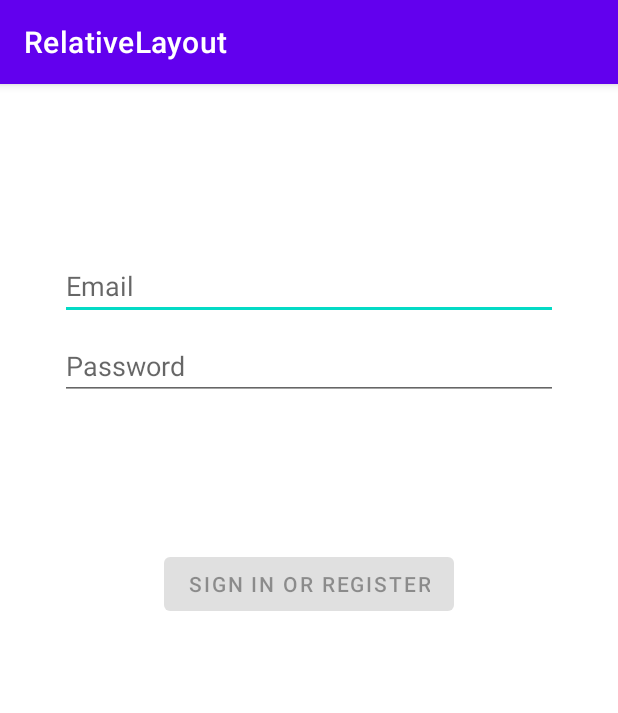
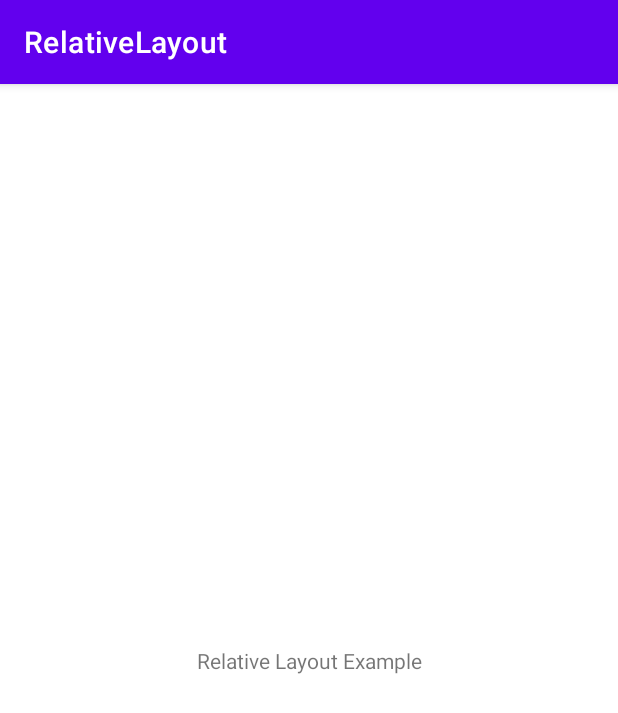
Before and after one commit to VinayTShetty/2021_Android_Design_RelativeLayout, an Android app: the screen it shows after launch (LoginActivity before the commit, MainActivity after it), on a phone screen of 412 x 824 dp. Shown: the top 713 px of the screen. Run offline under Robolectric (Android 15) with nearby library versions, the phone set to English and light mode, and no system bars.

Commit message:
Basic Applicaiton Commit.

```diff
--- a/RelativeLayout/Code/app/build.gradle
+++ b/RelativeLayout/Code/app/build.gradle
@@ -32,10 +32,7 @@ dependencies {
 
     implementation 'androidx.appcompat:appcompat:1.2.0'
     implementation 'com.google.android.material:material:1.3.0'
-    implementation 'androidx.annotation:annotation:1.1.0'
     implementation 'androidx.constraintlayout:constraintlayout:2.0.4'
-    implementation 'androidx.lifecycle:lifecycle-livedata-ktx:2.2.0'
-    implementation 'androidx.lifecycle:lifecycle-viewmodel-ktx:2.2.0'
     testImplementation 'junit:junit:4.+'
     androidTestImplementation 'androidx.test.ext:junit:1.1.2'
     androidTestImplementation 'androidx.test.espresso:espresso-core:3.3.0'
--- a/RelativeLayout/Code/app/src/main/AndroidManifest.xml
+++ b/RelativeLayout/Code/app/src/main/AndroidManifest.xml
@@ -9,9 +9,7 @@
         android:roundIcon="@mipmap/ic_launcher_round"
         android:supportsRtl="true"
         android:theme="@style/Theme.RelativeLayout">
-        <activity
-            android:name=".ui.login.LoginActivity"
-            android:label="@string/app_name">
+        <activity android:name=".MainActivity">
             <intent-filter>
                 <action android:name="android.intent.action.MAIN" />
 
--- /dev/null
+++ b/RelativeLayout/Code/app/src/main/java/com/relativelayout/example/MainActivity.java
@@ -0,0 +1,14 @@
+package com.relativelayout.example;
+
+import androidx.appcompat.app.AppCompatActivity;
+
+import android.os.Bundle;
+
+public class MainActivity extends AppCompatActivity {
+
+    @Override
+    protected void onCreate(Bundle savedInstanceState) {
+        super.onCreate(savedInstanceState);
+        setContentView(R.layout.activity_main);
+    }
+}
--- a/RelativeLayout/Code/app/src/main/java/com/relativelayout/example/data/LoginRepository.java
+++ /dev/null
@@ -1,54 +0,0 @@
-package com.relativelayout.example.data;
-
-import com.relativelayout.example.data.model.LoggedInUser;
-
-/**
- * Class that requests authentication and user information from the remote data source and
- * maintains an in-memory cache of login status and user credentials information.
- */
-public class LoginRepository {
-
-    private static volatile LoginRepository instance;
-
-    private LoginDataSource dataSource;
-
-    // If user credentials will be cached in local storage, it is recommended it be encrypted
-    // @see https://developer.android.com/training/articles/keystore
-    private LoggedInUser user = null;
-
-    // private constructor : singleton access
-    private LoginRepository(LoginDataSource dataSource) {
-        this.dataSource = dataSource;
-    }
-
-    public static LoginRepository getInstance(LoginDataSource dataSource) {
-        if (instance == null) {
-            instance = new LoginRepository(dataSource);
-        }
-        return instance;
-    }
-
-    public boolean isLoggedIn() {
-        return user != null;
-    }
-
-    public void logout() {
-        user = null;
-        dataSource.logout();
-    }
-
-    private void setLoggedInUser(LoggedInUser user) {
-        this.user = user;
-        // If user credentials will be cached in local storage, it is recommended it be encrypted
-        // @see https://developer.android.com/training/articles/keystore
-    }
-
-    public Result<LoggedInUser> login(String username, String password) {
-        // handle login
-        Result<LoggedInUser> result = dataSource.login(username, password);
-        if (result instanceof Result.Success) {
-            setLoggedInUser(((Result.Success<LoggedInUser>) result).getData());
-        }
-        return result;
-    }
-}
--- a/RelativeLayout/Code/app/src/main/java/com/relativelayout/example/ui/login/LoginActivity.java
+++ /dev/null
@@ -1,131 +0,0 @@
-package com.relativelayout.example.ui.login;
-
-import android.app.Activity;
-
-import androidx.lifecycle.Observer;
-import androidx.lifecycle.ViewModelProvider;
-
-import android.os.Bundle;
-
-import androidx.annotation.Nullable;
-import androidx.annotation.StringRes;
-import androidx.appcompat.app.AppCompatActivity;
-
-import android.text.Editable;
-import android.text.TextWatcher;
-import android.view.KeyEvent;
-import android.view.View;
-import android.view.inputmethod.EditorInfo;
-import android.widget.Button;
-import android.widget.EditText;
-import android.widget.ProgressBar;
-import android.widget.TextView;
-import android.widget.Toast;
-
-import com.relativelayout.example.R;
-import com.relativelayout.example.ui.login.LoginViewModel;
-import com.relativelayout.example.ui.login.LoginViewModelFactory;
-
-public class LoginActivity extends AppCompatActivity {
-
-    private LoginViewModel loginViewModel;
-
-    @Override
-    public void onCreate(Bundle savedInstanceState) {
-        super.onCreate(savedInstanceState);
-        setContentView(R.layout.activity_login);
-        loginViewModel = new ViewModelProvider(this, new LoginViewModelFactory())
-                .get(LoginViewModel.class);
-
-        final EditText usernameEditText = findViewById(R.id.username);
-        final EditText passwordEditText = findViewById(R.id.password);
-        final Button loginButton = findViewById(R.id.login);
-        final ProgressBar loadingProgressBar = findViewById(R.id.loading);
-
-        loginViewModel.getLoginFormState().observe(this, new Observer<LoginFormState>() {
-            @Override
-            public void onChanged(@Nullable LoginFormState loginFormState) {
-                if (loginFormState == null) {
-                    return;
-                }
-                loginButton.setEnabled(loginFormState.isDataValid());
-                if (loginFormState.getUsernameError() != null) {
-                    usernameEditText.setError(getString(loginFormState.getUsernameError()));
-                }
-                if (loginFormState.getPasswordError() != null) {
-                    passwordEditText.setError(getString(loginFormState.getPasswordError()));
-                }
-            }
-        });
-
-        loginViewModel.getLoginResult().observe(this, new Observer<LoginResult>() {
-            @Override
-            public void onChanged(@Nullable LoginResult loginResult) {
-                if (loginResult == null) {
-                    return;
-                }
-                loadingProgressBar.setVisibility(View.GONE);
-                if (loginResult.getError() != null) {
-                    showLoginFailed(loginResult.getError());
-                }
-                if (loginResult.getSuccess() != null) {
-                    updateUiWithUser(loginResult.getSuccess());
-                }
-                setResult(Activity.RESULT_OK);
-
-                //Complete and destroy login activity once successful
-                finish();
-            }
-        });
-
-        TextWatcher afterTextChangedListener = new TextWatcher() {
-            @Override
-            public void beforeTextChanged(CharSequence s, int start, int count, int after) {
-                // ignore
-            }
-
-            @Override
-            public void onTextChanged(CharSequence s, int start, int before, int count) {
-                // ignore
-            }
-
-            @Override
-            public void afterTextChanged(Editable s) {
-                loginViewModel.loginDataChanged(usernameEditText.getText().toString(),
-                        passwordEditText.getText().toString());
-            }
-        };
-        usernameEditText.addTextChangedListener(afterTextChangedListener);
-        passwordEditText.addTextChangedListener(afterTextChangedListener);
-        passwordEditText.setOnEditorActionListener(new TextView.OnEditorActionListener() {
-
-            @Override
-            public boolean onEditorAction(TextView v, int actionId, KeyEvent event) {
-                if (actionId == EditorInfo.IME_ACTION_DONE) {
-                    loginViewModel.login(usernameEditText.getText().toString(),
-                            passwordEditText.getText().toString());
-                }
-                return false;
-            }
-        });
-
-        loginButton.setOnClickListener(new View.OnClickListener() {
-            @Override
-            public void onClick(View v) {
-                loadingProgressBar.setVisibility(View.VISIBLE);
-                loginViewModel.login(usernameEditText.getText().toString(),
-                        passwordEditText.getText().toString());
-            }
-        });
-    }
-
-    private void updateUiWithUser(LoggedInUserView model) {
-        String welcome = getString(R.string.welcome) + model.getDisplayName();
-        // TODO : initiate successful logged in experience
-        Toast.makeText(getApplicationContext(), welcome, Toast.LENGTH_LONG).show();
-    }
-
-    private void showLoginFailed(@StringRes Integer errorString) {
-        Toast.makeText(getApplicationContext(), errorString, Toast.LENGTH_SHORT).show();
-    }
-}
--- a/RelativeLayout/Code/app/src/main/java/com/relativelayout/example/ui/login/LoginViewModel.java
+++ /dev/null
@@ -1,70 +0,0 @@
-package com.relativelayout.example.ui.login;
-
-import androidx.lifecycle.LiveData;
-import androidx.lifecycle.MutableLiveData;
-import androidx.lifecycle.ViewModel;
-
-import android.util.Patterns;
-
-import com.relativelayout.example.data.LoginRepository;
-import com.relativelayout.example.data.Result;
-import com.relativelayout.example.data.model.LoggedInUser;
-import com.relativelayout.example.R;
-
-public class LoginViewModel extends ViewModel {
-
-    private MutableLiveData<LoginFormState> loginFormState = new MutableLiveData<>();
-    private MutableLiveData<LoginResult> loginResult = new MutableLiveData<>();
-    private LoginRepository loginRepository;
-
-    LoginViewModel(LoginRepository loginRepository) {
-        this.loginRepository = loginRepository;
-    }
-
-    LiveData<LoginFormState> getLoginFormState() {
-        return loginFormState;
-    }
-
-    LiveData<LoginResult> getLoginResult() {
-        return loginResult;
-    }
-
-    public void login(String username, String password) {
-        // can be launched in a separate asynchronous job
-        Result<LoggedInUser> result = loginRepository.login(username, password);
-
-        if (result instanceof Result.Success) {
-            LoggedInUser data = ((Result.Success<LoggedInUser>) result).getData();
-            loginResult.setValue(new LoginResult(new LoggedInUserView(data.getDisplayName())));
-        } else {
-            loginResult.setValue(new LoginResult(R.string.login_failed));
-        }
-    }
-
-    public void loginDataChanged(String username, String password) {
-        if (!isUserNameValid(username)) {
-            loginFormState.setValue(new LoginFormState(R.string.invalid_username, null));
-        } else if (!isPasswordValid(password)) {
-            loginFormState.setValue(new LoginFormState(null, R.string.invalid_password));
-        } else {
-            loginFormState.setValue(new LoginFormState(true));
-        }
-    }
-
-    // A placeholder username validation check
-    private boolean isUserNameValid(String username) {
-        if (username == null) {
-            return false;
-        }
-        if (username.contains("@")) {
-            return Patterns.EMAIL_ADDRESS.matcher(username).matches();
-        } else {
-            return !username.trim().isEmpty();
-        }
-    }
-
-    // A placeholder password validation check
-    private boolean isPasswordValid(String password) {
-        return password != null && password.trim().length() > 5;
-    }
-}
--- a/RelativeLayout/Code/app/src/main/java/com/relativelayout/example/ui/login/LoginViewModelFactory.java
+++ /dev/null
@@ -1,26 +0,0 @@
-package com.relativelayout.example.ui.login;
-
-import androidx.lifecycle.ViewModel;
-import androidx.lifecycle.ViewModelProvider;
-import androidx.annotation.NonNull;
-
-import com.relativelayout.example.data.LoginDataSource;
-import com.relativelayout.example.data.LoginRepository;
-
-/**
- * ViewModel provider factory to instantiate LoginViewModel.
- * Required given LoginViewModel has a non-empty constructor
- */
-public class LoginViewModelFactory implements ViewModelProvider.Factory {
-
-    @NonNull
-    @Override
-    @SuppressWarnings("unchecked")
-    public <T extends ViewModel> T create(@NonNull Class<T> modelClass) {
-        if (modelClass.isAssignableFrom(LoginViewModel.class)) {
-            return (T) new LoginViewModel(LoginRepository.getInstance(new LoginDataSource()));
-        } else {
-            throw new IllegalArgumentException("Unknown ViewModel class");
-        }
-    }
-}
--- a/RelativeLayout/Code/app/src/main/res/layout/activity_login.xml
+++ /dev/null
@@ -1,76 +0,0 @@
-<?xml version="1.0" encoding="utf-8"?>
-<androidx.constraintlayout.widget.ConstraintLayout xmlns:android="http://schemas.android.com/apk/res/android"
-    xmlns:app="http://schemas.android.com/apk/res-auto"
-    xmlns:tools="http://schemas.android.com/tools"
-    android:id="@+id/container"
-    android:layout_width="match_parent"
-    android:layout_height="match_parent"
-    android:paddingLeft="@dimen/activity_horizontal_margin"
-    android:paddingTop="@dimen/activity_vertical_margin"
-    android:paddingRight="@dimen/activity_horizontal_margin"
-    android:paddingBottom="@dimen/activity_vertical_margin"
-    tools:context=".ui.login.LoginActivity">
-
-    <EditText
-        android:id="@+id/username"
-        android:layout_width="0dp"
-        android:layout_height="wrap_content"
-        android:layout_marginStart="24dp"
-        android:layout_marginTop="96dp"
-        android:layout_marginEnd="24dp"
-        android:hint="@string/prompt_email"
-        android:inputType="textEmailAddress"
-        android:selectAllOnFocus="true"
-        app:layout_constraintEnd_toEndOf="parent"
-        app:layout_constraintStart_toStartOf="parent"
-        app:layout_constraintTop_toTopOf="parent" />
-
-    <EditText
-        android:id="@+id/password"
-        android:layout_width="0dp"
-        android:layout_height="wrap_content"
-        android:layout_marginStart="24dp"
-        android:layout_marginTop="8dp"
-        android:layout_marginEnd="24dp"
-        android:hint="@string/prompt_password"
-        android:imeActionLabel="@string/action_sign_in_short"
-        android:imeOptions="actionDone"
-        android:inputType="textPassword"
-        android:selectAllOnFocus="true"
-        app:layout_constraintEnd_toEndOf="parent"
-        app:layout_constraintStart_toStartOf="parent"
-        app:layout_constraintTop_toBottomOf="@+id/username" />
-
-    <Button
-        android:id="@+id/login"
-        android:layout_width="wrap_content"
-        android:layout_height="wrap_content"
-        android:layout_gravity="start"
-        android:layout_marginStart="48dp"
-        android:layout_marginTop="16dp"
-        android:layout_marginEnd="48dp"
-        android:layout_marginBottom="64dp"
-        android:enabled="false"
-        android:text="@string/action_sign_in"
-        app:layout_constraintBottom_toBottomOf="parent"
-        app:layout_constraintEnd_toEndOf="parent"
-        app:layout_constraintStart_toStartOf="parent"
-        app:layout_constraintTop_toBottomOf="@+id/password"
-        app:layout_constraintVertical_bias="0.2" />
-
-    <ProgressBar
-        android:id="@+id/loading"
-        android:layout_width="wrap_content"
-        android:layout_height="wrap_content"
-        android:layout_gravity="center"
-        android:layout_marginStart="32dp"
-        android:layout_marginTop="64dp"
-        android:layout_marginEnd="32dp"
-        android:layout_marginBottom="64dp"
-        android:visibility="gone"
-        app:layout_constraintBottom_toBottomOf="parent"
-        app:layout_constraintEnd_toEndOf="@+id/password"
-        app:layout_constraintStart_toStartOf="@+id/password"
-        app:layout_constraintTop_toTopOf="parent"
-        app:layout_constraintVertical_bias="0.3" />
-</androidx.constraintlayout.widget.ConstraintLayout>
--- /dev/null
+++ b/RelativeLayout/Code/app/src/main/res/layout/activity_main.xml
@@ -0,0 +1,18 @@
+<?xml version="1.0" encoding="utf-8"?>
+<androidx.constraintlayout.widget.ConstraintLayout xmlns:android="http://schemas.android.com/apk/res/android"
+    xmlns:app="http://schemas.android.com/apk/res-auto"
+    xmlns:tools="http://schemas.android.com/tools"
+    android:layout_width="match_parent"
+    android:layout_height="match_parent"
+    tools:context=".MainActivity">
+
+    <TextView
+        android:layout_width="wrap_content"
+        android:layout_height="wrap_content"
+        android:text="Relative Layout Example"
+        app:layout_constraintBottom_toBottomOf="parent"
+        app:layout_constraintLeft_toLeftOf="parent"
+        app:layout_constraintRight_toRightOf="parent"
+        app:layout_constraintTop_toTopOf="parent" />
+
+</androidx.constraintlayout.widget.ConstraintLayout>
--- a/RelativeLayout/Code/app/src/main/res/values/dimens.xml
+++ /dev/null
@@ -1,5 +0,0 @@
-<resources>
-    <!-- Default screen margins, per the Android Design guidelines. -->
-    <dimen name="activity_horizontal_margin">16dp</dimen>
-    <dimen name="activity_vertical_margin">16dp</dimen>
-</resources>
--- a/RelativeLayout/Code/app/src/main/res/values/strings.xml
+++ b/RelativeLayout/Code/app/src/main/res/values/strings.xml
@@ -1,12 +1,3 @@
 <resources>
     <string name="app_name">RelativeLayout</string>
-    <!-- Strings related to login -->
-    <string name="prompt_email">Email</string>
-    <string name="prompt_password">Password</string>
-    <string name="action_sign_in">Sign in or register</string>
-    <string name="action_sign_in_short">Sign in</string>
-    <string name="welcome">"Welcome !"</string>
-    <string name="invalid_username">Not a valid username</string>
-    <string name="invalid_password">Password must be >5 characters</string>
-    <string name="login_failed">"Login failed"</string>
 </resources>
```
Also changed, not shown: RelativeLayout/Code/app/src/main/java/com/relativelayout/example/data/LoginDataSource.java (deleted, +0 -29 lines), RelativeLayout/Code/app/src/main/java/com/relativelayout/example/data/Result.java (deleted, +0 -48 lines), RelativeLayout/Code/app/src/main/java/com/relativelayout/example/data/model/LoggedInUser.java (deleted, +0 -23 lines), RelativeLayout/Code/app/src/main/java/com/relativelayout/example/ui/login/LoggedInUserView.java (deleted, +0 -17 lines), RelativeLayout/Code/app/src/main/java/com/relativelayout/example/ui/login/LoginFormState.java (deleted, +0 -40 lines), RelativeLayout/Code/app/src/main/java/com/relativelayout/example/ui/login/LoginResult.java (deleted, +0 -31 lines), RelativeLayout/Code/gradle/wrapper/gradle-wrapper.properties.
